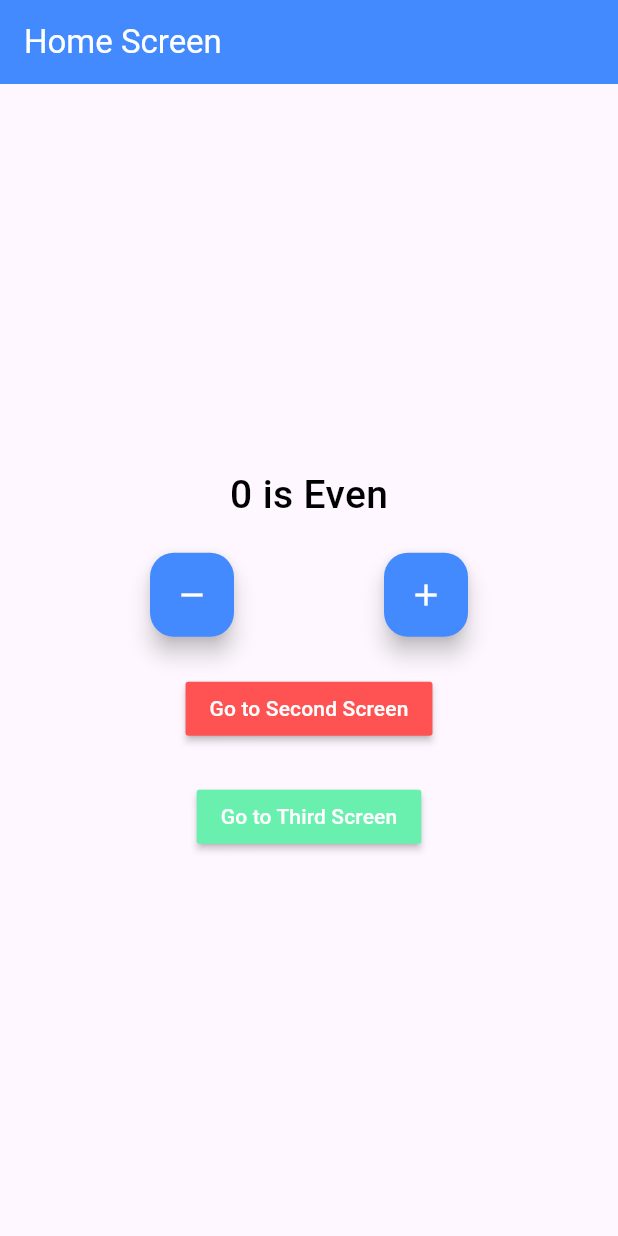
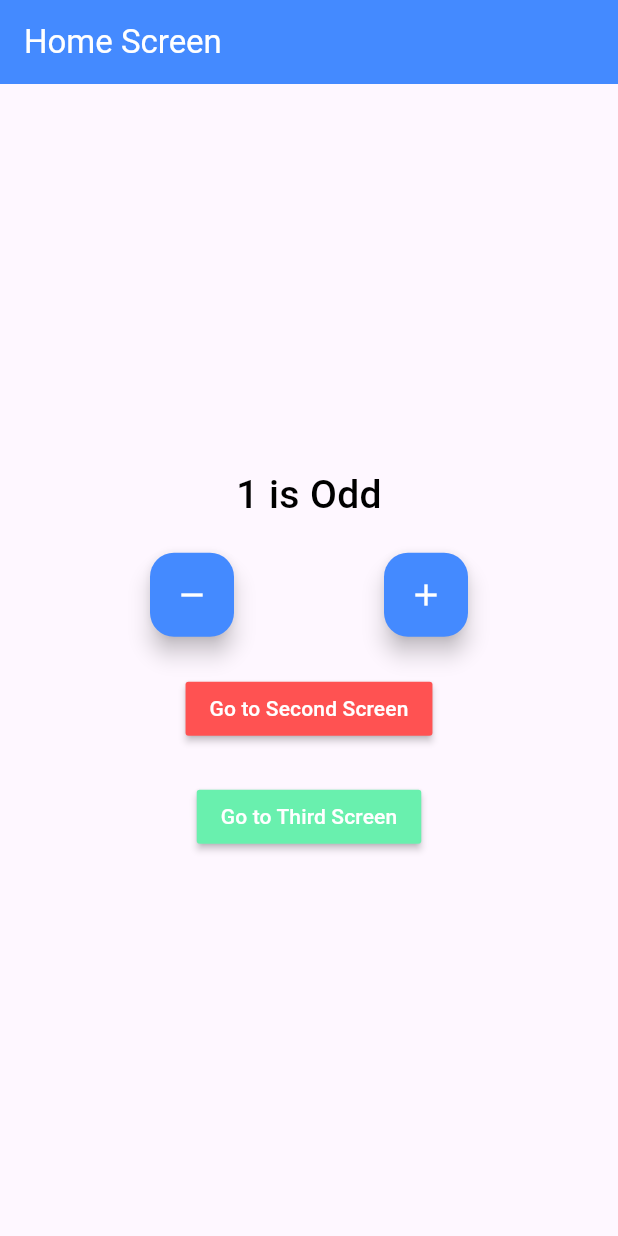
Before and after one commit to suheerthedev/learning-bloc, a Flutter app: the screen it shows after launch, after a tap on the "remove" icon, after a tap on the "add" icon, on a phone screen of 412 x 824 dp. Run offline on Flutter 3.47's test engine with Material 3 defaults, Android fonts, the phone set to English and light mode, and no system bars; our stand-ins replace bloc, connectivity_plus, equatable, flutter_bloc.

Commit message:
Successfully Setted Counter Cubit and Incremented and Decremented Based on InternetConnectivity

```diff
--- a/lib/logic/cubit/counter_cubit.dart
+++ b/lib/logic/cubit/counter_cubit.dart
@@ -1,11 +1,33 @@
+import 'dart:async';
+
 import 'package:bloc/bloc.dart';
 // import 'package:flutter_bloc/flutter_bloc.dart';
 import 'package:equatable/equatable.dart';
+import 'package:learning_bloc/constants/enums.dart';
+import 'package:learning_bloc/logic/cubit/internet_cubit.dart';
 
 part 'counter_state.dart';
 
 class CounterCubit extends Cubit<CounterState> {
-  CounterCubit() : super(CounterState(counterValue: 0));
+  final InternetCubit internetCubit;
+  late StreamSubscription internetStreamSubscription;
+
+  CounterCubit({required this.internetCubit})
+    : super(CounterState(counterValue: 0)) {
+    monitorInternetState();
+  }
+
+  void monitorInternetState() {
+    internetStreamSubscription = internetCubit.stream.listen((internetState) {
+      if (internetState is InternetConnected &&
+          internetState.connectionType == ConnectionType.wifi) {
+        increment();
+      } else if (internetState is InternetConnected &&
+          internetState.connectionType == ConnectionType.mobileData) {
+        decrement();
+      }
+    });
+  }
 
   void increment() => emit(
     CounterState(counterValue: state.counterValue + 1, wasIncremented: true),
@@ -14,4 +36,10 @@
   void decrement() => emit(
     CounterState(counterValue: state.counterValue - 1, wasIncremented: false),
   );
+
+  @override
+  Future<void> close() {
+    internetStreamSubscription.cancel();
+    return super.close();
+  }
 }
--- a/lib/logic/cubit/internet_cubit.dart
+++ b/lib/logic/cubit/internet_cubit.dart
@@ -12,6 +12,10 @@
   late StreamSubscription connectivityStreamSubscription;
 
   InternetCubit({required this.connectivity}) : super(InternetLoading()) {
+    monitorConnectivityState();
+  }
+
+  void monitorConnectivityState() {
     connectivityStreamSubscription = connectivity.onConnectivityChanged.listen((
       connectivityResult,
     ) {
--- a/lib/main.dart
+++ b/lib/main.dart
@@ -2,6 +2,7 @@
 import 'package:flutter/material.dart';
 import 'package:flutter_bloc/flutter_bloc.dart';
 import 'package:learning_bloc/logic/cubit/counter_cubit.dart';
+import 'package:learning_bloc/logic/cubit/internet_cubit.dart';
 import 'package:learning_bloc/presentation/router/app_router.dart';
 
 void main() {
@@ -15,8 +16,17 @@
 
   @override
   Widget build(BuildContext context) {
-    return BlocProvider(
-      create: (context) => CounterCubit(),
+    return MultiBlocProvider(
+      providers: [
+        BlocProvider(
+          create: (context) => InternetCubit(connectivity: connectivity),
+        ),
+        BlocProvider(
+          create: (context) => CounterCubit(
+            internetCubit: BlocProvider.of<InternetCubit>(context),
+          ),
+        ),
+      ],
       child: MaterialApp(
         debugShowCheckedModeBanner: false,
         title: 'Counter Bloc App',
```
